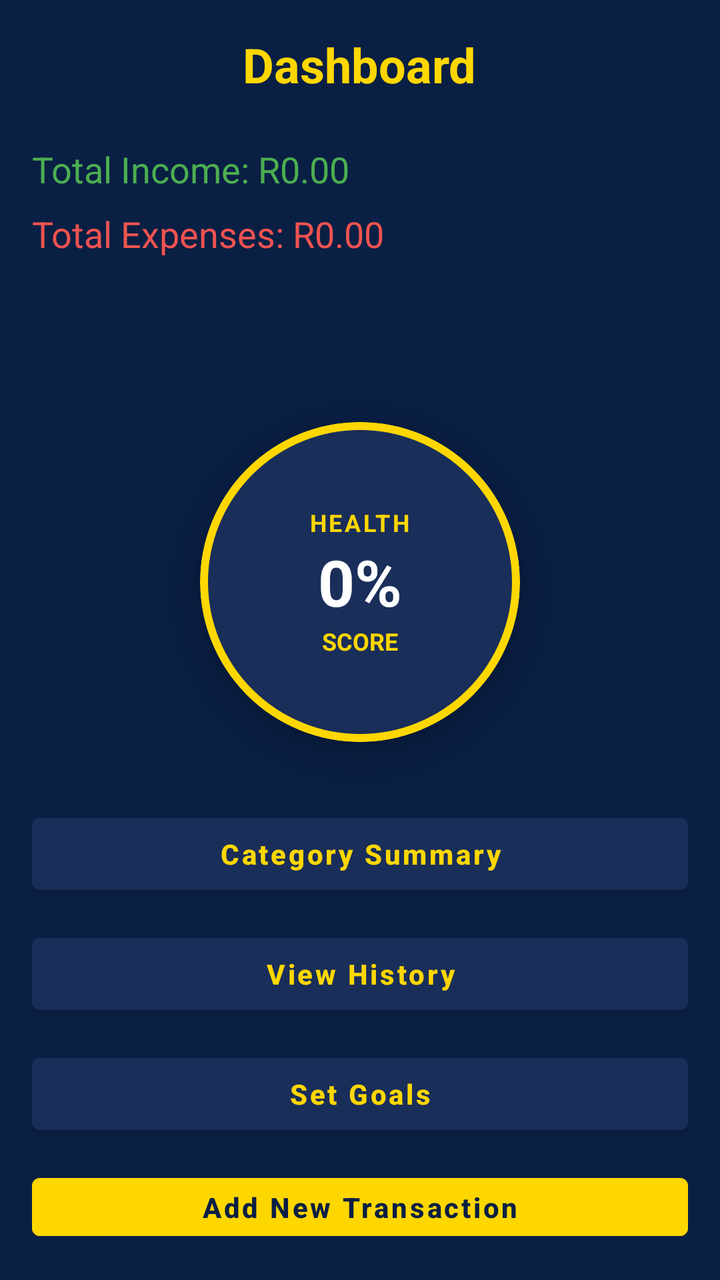
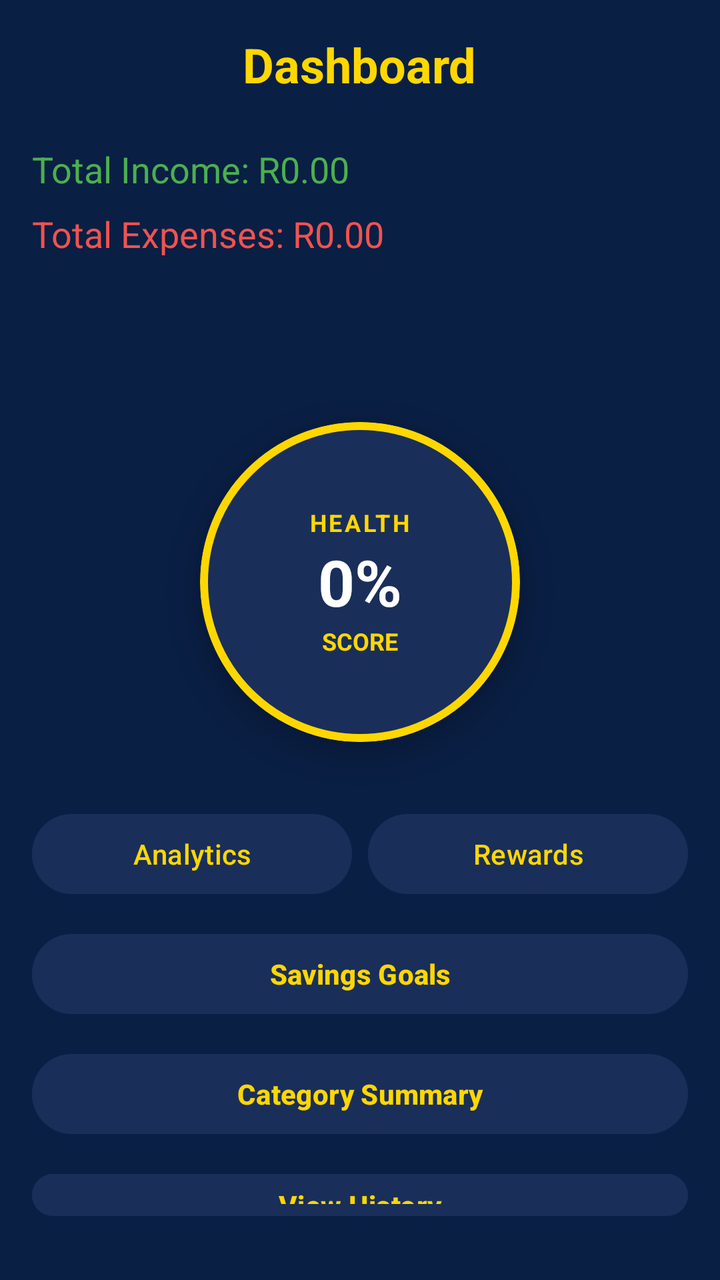

Compare the two renders of this Android layout. The source of the first and the diff that turns it into the second are given below.
<!-- AndroidManifest.xml: application theme Theme.CoinQuest -->
<!-- res/layout/activity_dashboard.xml -->
<LinearLayout xmlns:android="http://schemas.android.com/apk/res/android"
    xmlns:app="http://schemas.android.com/apk/res-auto"
    android:layout_width="match_parent"
    android:layout_height="match_parent"
    android:orientation="vertical"
    android:padding="16dp"
    android:background="#0A1F44"
    android:fitsSystemWindows="true">

    <TextView
        android:layout_width="wrap_content"
        android:layout_height="wrap_content"
        android:text="@string/dashboard"
        android:textColor="#FFD700"
        android:textSize="24sp"
        android:textStyle="bold"
        android:layout_gravity="center"
        android:layout_marginBottom="24dp"/>

    <TextView
        android:id="@+id/tvIncome"
        android:layout_width="match_parent"
        android:layout_height="wrap_content"
        android:text="@string/total_income_r0_00"
        android:textColor="#4CAF50"
        android:textSize="18sp"
        android:layout_marginBottom="8dp"/>

    <TextView
        android:id="@+id/tvExpenses"
        android:layout_width="match_parent"
        android:layout_height="wrap_content"
        android:layout_marginBottom="8dp"
        android:text="@string/total_expenses_r0_00"
        android:textColor="#EF5350"
        android:textSize="18sp" />

    <TextView
        android:id="@+id/tvIncomeGoalStatus"
        android:layout_width="match_parent"
        android:layout_height="wrap_content"
        android:textColor="#FFFFFF"
        android:textSize="14sp"
        android:layout_marginBottom="4dp"/>

    <TextView
        android:id="@+id/tvExpenseGoalStatus"
        android:layout_width="match_parent"
        android:layout_height="wrap_content"
        android:textColor="#FFFFFF"
        android:textSize="14sp"
        android:layout_marginBottom="16dp"/>

    <com.google.android.material.card.MaterialCardView
        android:id="@+id/scoreBadge"
        android:layout_width="160dp"
        android:layout_height="160dp"
        android:layout_gravity="center"
        android:layout_marginTop="16dp"
        android:layout_marginBottom="32dp"
        app:cardCornerRadius="80dp"
        app:cardBackgroundColor="#1A2E5A"
        app:strokeColor="#FFD700"
        app:strokeWidth="4dp"
        app:cardElevation="8dp">

        <LinearLayout
            android:layout_width="match_parent"
            android:layout_height="match_parent"
            android:gravity="center"
            android:orientation="vertical">

            <TextView
                android:layout_width="wrap_content"
                android:layout_height="wrap_content"
                android:text="@string/health"
                android:textColor="#FFD700"
                android:textSize="12sp"
                android:textStyle="bold"
                android:letterSpacing="0.1" />

            <TextView
                android:id="@+id/tvScore"
                android:layout_width="wrap_content"
                android:layout_height="wrap_content"
                android:textColor="#FFFFFF"
                android:textSize="32sp"
                android:textStyle="bold"
                android:text="@string/default_score"/>

            <TextView
                android:layout_width="wrap_content"
                android:layout_height="wrap_content"
                android:text="@string/score"
                android:textColor="#FFD700"
                android:textSize="12sp"
                android:textStyle="bold" />
        </LinearLayout>
    </com.google.android.material.card.MaterialCardView>

    <Button
        android:id="@+id/btnCategorySummary"
        android:layout_width="match_parent"
        android:layout_height="wrap_content"
        android:text="@string/category_summary"
        android:backgroundTint="#1A2E5A"
        android:textColor="#FFD700"
        android:textStyle="bold"
        android:textAllCaps="false"
        android:layout_marginBottom="12dp"/>

    <Button
        android:id="@+id/btnViewHistory"
        android:layout_width="match_parent"
        android:layout_height="wrap_content"
        android:text="@string/view_history"
        android:backgroundTint="#1A2E5A"
        android:textColor="#FFD700"
        android:textStyle="bold"
        android:textAllCaps="false"
        android:layout_marginBottom="12dp"/>

    <Button
        android:id="@+id/btnSetGoals"
        android:layout_width="match_parent"
        android:layout_height="wrap_content"
        android:text="@string/set_goals"
        android:backgroundTint="#1A2E5A"
        android:textColor="#FFD700"
        android:textStyle="bold"
        android:textAllCaps="false"
        android:layout_marginBottom="12dp"/>

    <Button
        android:id="@+id/btnAddTransaction"
        android:layout_width="match_parent"
        android:layout_height="wrap_content"
        android:text="@string/add_new_transaction"
        android:backgroundTint="#FFD700"
        android:textColor="#0A1F44"
        android:textStyle="bold"
        android:textAllCaps="false"/>

</LinearLayout>
<!-- resources referenced by this layout -->
<resources>
  <string name="add_new_transaction">Add New Transaction</string>
  <string name="category_summary">Category Summary</string>
  <string name="dashboard">Dashboard</string>
  <string name="default_score">0%</string>
  <string name="health">HEALTH</string>
  <string name="score">SCORE</string>
  <string name="set_goals">Set Goals</string>
  <string name="total_expenses_r0_00">Total Expenses: R0.00</string>
  <string name="total_income_r0_00">Total Income: R0.00</string>
  <string name="view_history">View History</string>
  <style name="Theme.CoinQuest" parent="Base.Theme.CoinQuest" />
  <style name="Base.Theme.CoinQuest" parent="Theme.MaterialComponents.DayNight.NoActionBar">
          
          
      </style>
</resources>

<!-- the commit's change to res/layout/activity_dashboard.xml (unified diff, before → after) -->
@@ -98,6 +98,46 @@
         </LinearLayout>
     </com.google.android.material.card.MaterialCardView>
 
+    <LinearLayout
+        android:layout_width="match_parent"
+        android:layout_height="wrap_content"
+        android:orientation="horizontal"
+        android:layout_marginBottom="12dp">
+
+        <Button
+            android:id="@+id/btnAnalytics"
+            android:layout_width="0dp"
+            android:layout_height="wrap_content"
+            android:layout_weight="1"
+            android:text="Analytics"
+            android:backgroundTint="#1A2E5A"
+            android:textColor="#FFD700"
+            android:layout_marginEnd="4dp"
+            android:textAllCaps="false"/>
+
+        <Button
+            android:id="@+id/btnGamification"
+            android:layout_width="0dp"
+            android:layout_height="wrap_content"
+            android:layout_weight="1"
+            android:text="Rewards"
+            android:backgroundTint="#1A2E5A"
+            android:textColor="#FFD700"
+            android:layout_marginStart="4dp"
+            android:textAllCaps="false"/>
+    </LinearLayout>
+
+    <Button
+        android:id="@+id/btnSavings"
+        android:layout_width="match_parent"
+        android:layout_height="wrap_content"
+        android:text="Savings Goals"
+        android:backgroundTint="#1A2E5A"
+        android:textColor="#FFD700"
+        android:textStyle="bold"
+        android:textAllCaps="false"
+        android:layout_marginBottom="12dp"/>
+
     <Button
         android:id="@+id/btnCategorySummary"
         android:layout_width="match_parent"
<!-- resource entries referenced after the edit -->
@@ -11,9 +11,12 @@
   <string name="total_income_r0_00">Total Income: R0.00</string>
   <string name="view_history">View History</string>
   <style name="Theme.CoinQuest" parent="Base.Theme.CoinQuest" />
-  <style name="Base.Theme.CoinQuest" parent="Theme.MaterialComponents.DayNight.NoActionBar">
-          
-          
+  <style name="Base.Theme.CoinQuest" parent="Theme.Material3.DayNight.NoActionBar">
+          <item name="colorPrimary">@color/gold</item>
+          <item name="colorOnPrimary">@color/navy</item>
+          <item name="android:statusBarColor">@color/navy</item>
       </style>
+  <color name="gold">#FFD700</color>
+  <color name="navy">#0A1F44</color>
 </resources>
 
